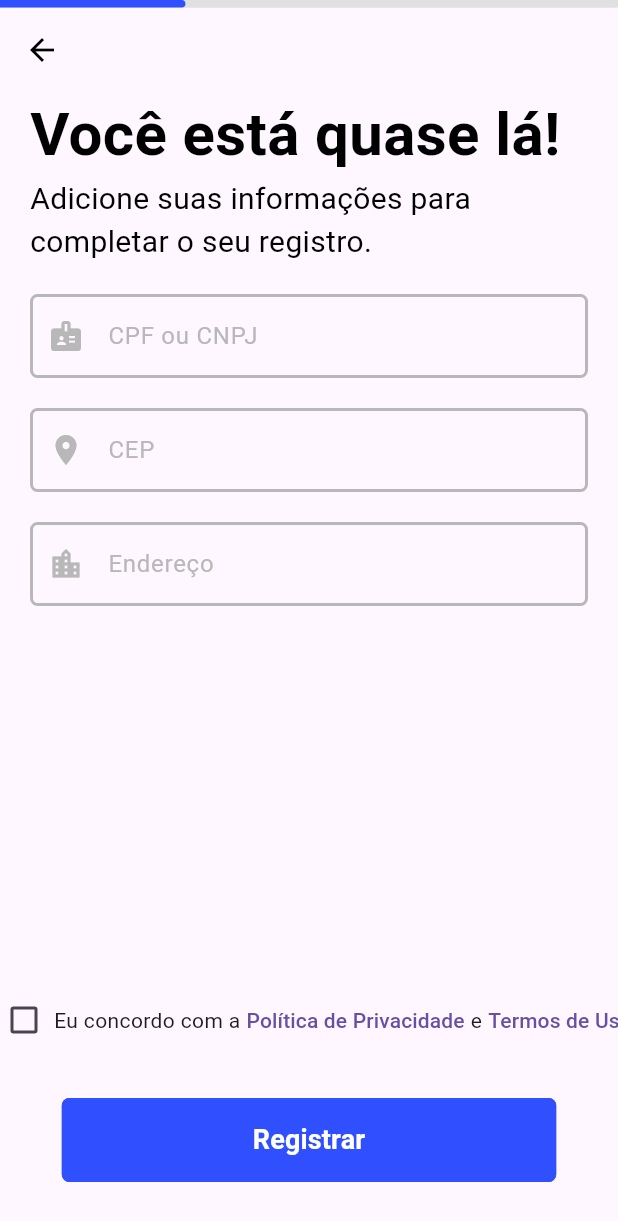
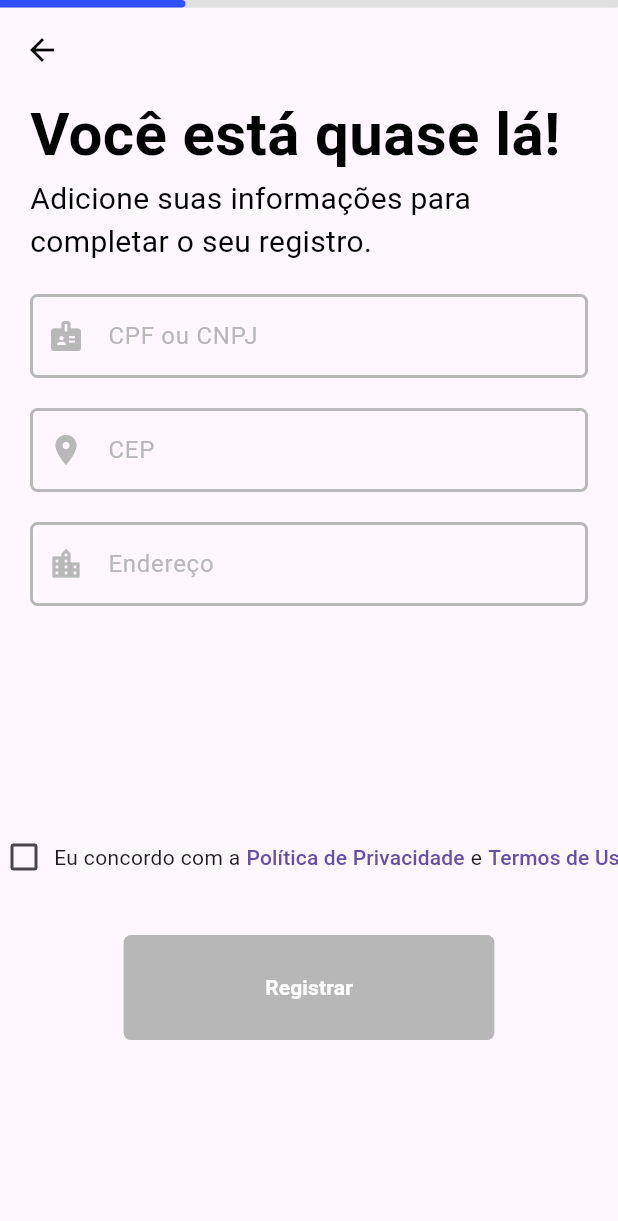
Before and after one commit to formatechsolutions/Buscador-de-pre-o, a Flutter app: the SecondForm screen opened directly, on a phone screen of 412 x 824 dp. Shown: the top 1221 px of the screen. Run offline on Flutter 3.47's test engine with Material 3 defaults, Android fonts, the phone set to English and light mode, and no system bars; our stand-ins replace flutter_secure_storage, get; accounts and stored records are empty; Roboto replaces fonts that are missing (Poppins).

Commit message:
button verify/disable

```diff
--- a/lib/core/pages/custom/button/custom_button.dart
+++ b/lib/core/pages/custom/button/custom_button.dart
@@ -5,20 +5,21 @@ import 'package:flutter/material.dart';
 enum CustomButtonEnum {
   primary,
   secondary,
+  disabled,
 }
 
 class CustomButton extends StatelessWidget {
   final CustomButtonEnum buttonEnum;
   final VoidCallback? onPressed;
   final bool colorBackground;
-  final Color colorButton;
+  final Color? colorButton;
   final String text;
 
   const CustomButton({
     super.key,
     this.onPressed,
     required this.text,
-    required this.colorButton,
+    this.colorButton,
     required this.colorBackground,
     this.buttonEnum = CustomButtonEnum.primary,
   });
@@ -26,18 +27,18 @@ class CustomButton extends StatelessWidget {
   @override
   Widget build(BuildContext context) {
     return SizedBox(
-      width: MediaQuery.of(context).size.width * (buttonEnum == CustomButtonEnum.primary ? 0.6 : 0.8),
+      width: MediaQuery.of(context).size.width * (buttonEnum == CustomButtonEnum.primary ? 0.6 : (buttonEnum == CustomButtonEnum.disabled ? 0.6 : 0.8)),
       child: OutlinedButton(
-        onPressed: onPressed,
+        onPressed: buttonEnum == CustomButtonEnum.disabled ? null : onPressed,
         style: OutlinedButton.styleFrom(
           padding: EdgeInsets.all(
-            buttonEnum == CustomButtonEnum.primary ? 25.0 : 15.0,
+            buttonEnum == CustomButtonEnum.primary ? 25.0 : (buttonEnum == CustomButtonEnum.disabled ? 25.0 : 15.0),
           ),
           side: BorderSide(
-            color: colorButton,
+            color: colorButton ?? Colors.transparent,
             width: 2.0,
           ),
-          backgroundColor: colorBackground ? colorButton : Colors.transparent,
+          backgroundColor: colorBackground ? (buttonEnum == CustomButtonEnum.disabled ? ColorsTheme.buttonGrey : (colorButton ?? ColorsTheme.primary)) : Colors.transparent,
           shape: RoundedRectangleBorder(
             borderRadius: BorderRadius.circular(AppStyleConfiguration.borderRadiusButton),
           ),
@@ -46,7 +47,7 @@ class CustomButton extends StatelessWidget {
           text,
           style: TextStyle(
             color: colorBackground ? ColorsTheme.textWhite : colorButton,
-            fontSize: buttonEnum == CustomButtonEnum.primary ? 14.0 : 18.0,
+            fontSize: buttonEnum == CustomButtonEnum.primary ? 14.0 : (buttonEnum == CustomButtonEnum.disabled ? 14.0 : 18.0),
             fontWeight: FontWeight.bold,
           ),
         ),
--- a/lib/core/pages/custom/colors_controller.dart
+++ b/lib/core/pages/custom/colors_controller.dart
@@ -13,6 +13,7 @@ class ColorsTheme {
   static const Color backgroundWhite = Color(0xFFFFFFFF);
   static const Color backgroundBlack = Color.fromARGB(255, 0, 0, 0);
   static const Color primary = Color(0xFF304FFE);
+  static const Color buttonGrey = Color.fromARGB(255, 183, 183, 184);
   static const Color transparentGrey = Color.fromARGB(255, 183, 183, 184);
   static const Color textWhite = Color(0xFFFFFFFF);
   static const Color textBlack = Color(0xFF000000);
--- a/lib/core/pages/register/forms/second_form.dart
+++ b/lib/core/pages/register/forms/second_form.dart
@@ -19,8 +19,10 @@ class SecondForm extends StatelessWidget {
 
   @override
   Widget build(BuildContext context) {
-    return Scaffold(
-      body: Column(
+    return Obx(
+      () => Scaffold(
+        body: SingleChildScrollView(
+          child: Column(
             children: [
               const CustomStatusbar(nivel: 30),
               SimpleAppBar(
@@ -28,8 +30,9 @@ class SecondForm extends StatelessWidget {
                   controller.registerPageEtapa--;
                 },
               ),
-          Expanded(
-            child: SingleChildScrollView(
+              SizedBox(
+                height: MediaQuery.of(context).size.height *
+                    0.6,
                 child: Padding(
                   padding: const EdgeInsets.symmetric(horizontal: 20.0),
                   child: Column(
@@ -56,8 +59,7 @@ class SecondForm extends StatelessWidget {
                   ),
                 ),
               ),
-          ),
-          Obx(() => Center(
+              Center(
                 child: Row(
                   mainAxisAlignment: MainAxisAlignment.center,
                   crossAxisAlignment: CrossAxisAlignment.center,
@@ -96,7 +98,7 @@ class SecondForm extends StatelessWidget {
                     ),
                   ],
                 ),
-              )),
+              ),
               const SizedBox(height: 20),
               Padding(
                 padding: const EdgeInsets.all(16.0),
@@ -112,15 +114,16 @@ class SecondForm extends StatelessWidget {
                       );
                     }
                   },
+                  colorBackground: true,
                   text: 'Registrar',
-              colorButton: ColorsTheme.primary,
-              colorBackground: true,
-              buttonEnum: CustomButtonEnum.secondary,
+                  buttonEnum: _isChecked.value ? CustomButtonEnum.primary : CustomButtonEnum.disabled,
                 ),
               ),
               const SizedBox(height: 20),
             ],
           ),
+        ),
+      ),
     );
   }
 }
```
Lines whose indentation alone changed are shown as unchanged.
